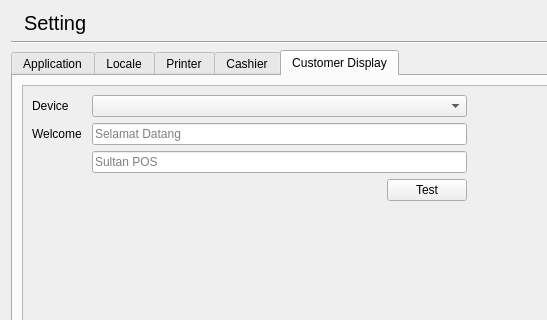
Before: the Qt Designer form libgui/setting/settingwidget.ui in apinprastya/sultan, drawn with Qt 5; both pictures show x 0 to 547 and y 0 to 320 of the 934 by 661 pixel window.
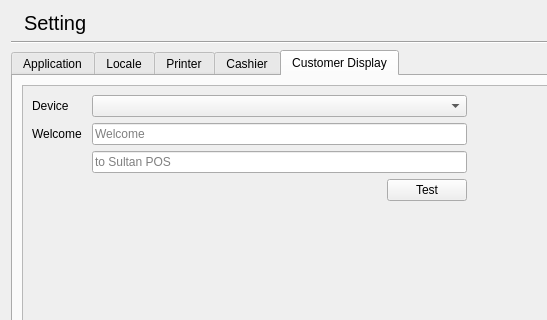
After: the same form once the commit is applied. Icons and pictures are not drawn.

The edit to the form file:
```diff
--- a/libgui/setting/settingwidget.ui
+++ b/libgui/setting/settingwidget.ui
@@ -1187,14 +1187,14 @@
                <item row="1" column="1">
                 <widget class="QLineEdit" name="lineWelcome1">
                  <property name="placeholderText">
-                  <string>Selamat Datang</string>
+                  <string>Welcome</string>
                  </property>
                 </widget>
                </item>
                <item row="2" column="1">
                 <widget class="QLineEdit" name="lineWelcome2">
                  <property name="placeholderText">
-                  <string>Sultan POS</string>
+                  <string>to Sultan POS</string>
                  </property>
                 </widget>
                </item>
```
Left out of the diff: 2 changed lines with no effect on the pictures.
